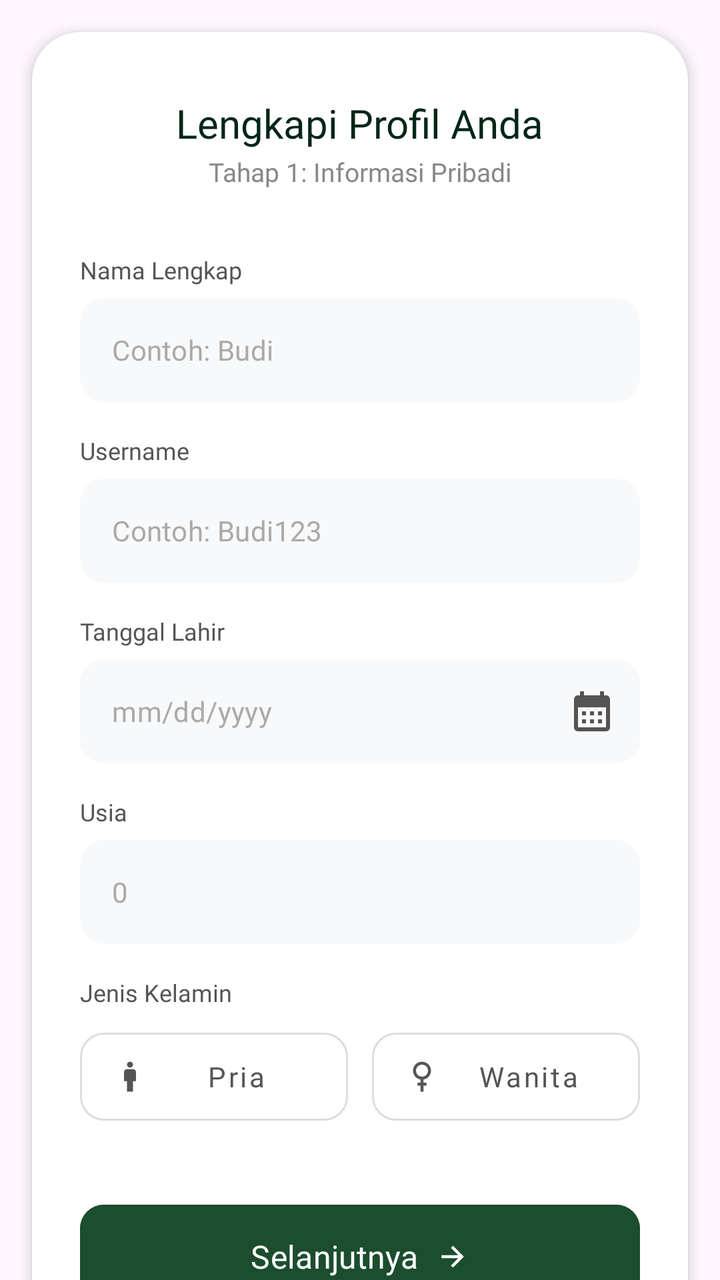
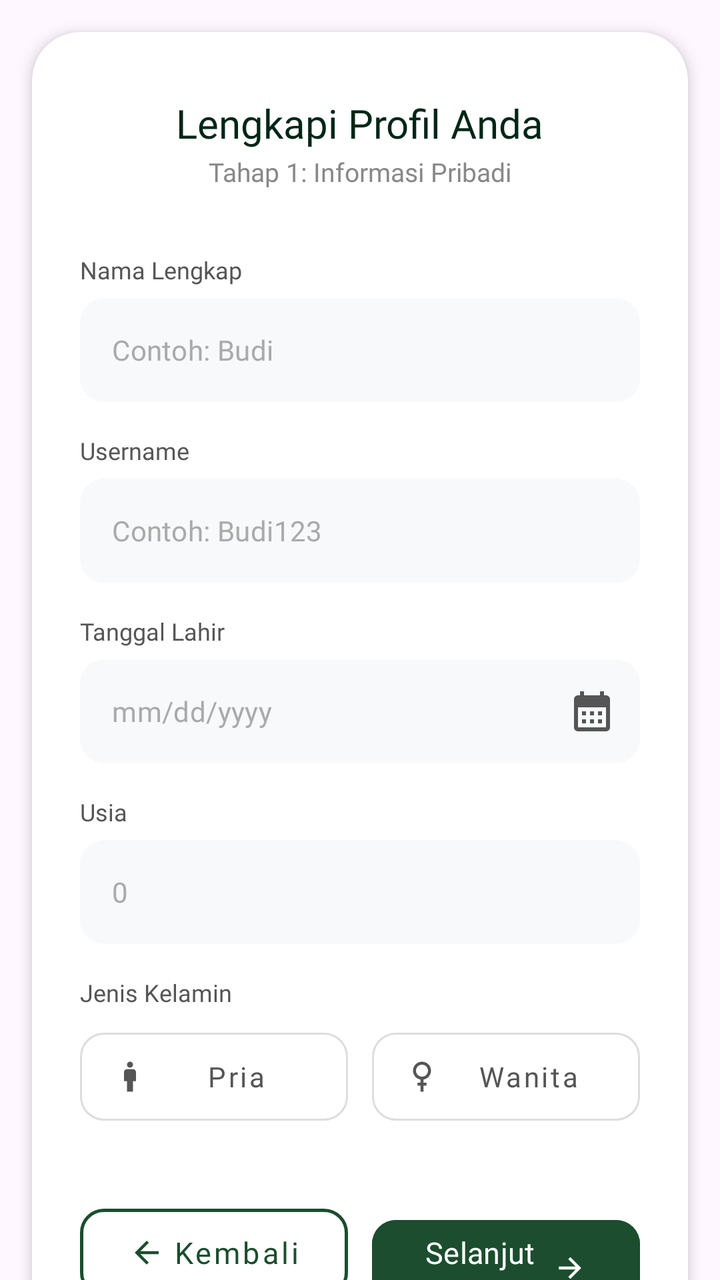

Screens rendered from an Android XML layout before and after an edit, with the pre-edit source and the edit as a unified diff.
<!-- AndroidManifest.xml: application theme Theme.Notasawit -->
<!-- res/layout/fragment_data_diri1.xml -->
<?xml version="1.0" encoding="utf-8"?>
<androidx.core.widget.NestedScrollView xmlns:android="http://schemas.android.com/apk/res/android"
    xmlns:app="http://schemas.android.com/apk/res-auto"
    xmlns:tools="http://schemas.android.com/tools"
    android:id="@+id/scrollView"
    android:layout_width="match_parent"
    android:layout_height="match_parent"
    android:fillViewport="true"
    android:fitsSystemWindows="true"
    tools:context=".Autentikasi.Daftar.DataDiri.DataDiri1Fragment">

    <androidx.cardview.widget.CardView
        android:layout_width="match_parent"
        android:layout_height="wrap_content"
        android:layout_margin="16dp"
        app:cardCornerRadius="24dp"
        app:cardElevation="4dp"
        app:cardBackgroundColor="#FFFFFF">

        <androidx.constraintlayout.widget.ConstraintLayout
            android:layout_width="match_parent"
            android:layout_height="wrap_content"
            android:paddingHorizontal="24dp"
            android:paddingVertical="32dp">

            <LinearLayout
                android:id="@+id/form_header"
                android:layout_width="match_parent"
                android:layout_height="wrap_content"
                android:orientation="vertical"
                android:gravity="center"
                app:layout_constraintEnd_toEndOf="parent"
                app:layout_constraintStart_toStartOf="parent"
                app:layout_constraintTop_toTopOf="parent">

                <TextView
                    android:layout_width="wrap_content"
                    android:layout_height="wrap_content"
                    android:fontFamily="@font/poppins_medium"
                    android:text="Lengkapi Profil Anda"
                    android:textColor="#002617"
                    android:textSize="20sp" />

                <TextView
                    android:layout_width="wrap_content"
                    android:layout_height="wrap_content"
                    android:fontFamily="@font/poppins_regular"
                    android:text="Tahap 1: Informasi Pribadi"
                    android:textColor="#888888"
                    android:textSize="13sp"
                    android:layout_marginTop="2dp" />
            </LinearLayout>

            
            <TextView
                android:id="@+id/tvLabelNamaDepan"
                android:layout_width="wrap_content"
                android:layout_height="wrap_content"
                android:layout_marginTop="32dp"
                android:text="Nama Lengkap"
                android:textColor="#555555"
                android:fontFamily="@font/poppins_regular"
                android:textSize="12sp"
                app:layout_constraintStart_toStartOf="parent"
                app:layout_constraintTop_toBottomOf="@+id/form_header" />

            <com.google.android.material.textfield.TextInputLayout
                android:id="@+id/NamaDepanLayout"
                style="@style/Widget.MaterialComponents.TextInputLayout.FilledBox"
                android:layout_width="match_parent"
                android:layout_height="wrap_content"
                android:layout_marginTop="6dp"
                app:boxBackgroundColor="#F8F9FA"
                app:boxStrokeWidth="0dp"
                app:boxStrokeWidthFocused="0dp"
                app:boxCornerRadiusTopStart="12dp"
                app:boxCornerRadiusTopEnd="12dp"
                app:boxCornerRadiusBottomStart="12dp"
                app:boxCornerRadiusBottomEnd="12dp"
                app:hintEnabled="false"
                app:layout_constraintTop_toBottomOf="@+id/tvLabelNamaDepan">

                <com.google.android.material.textfield.TextInputEditText
                    android:id="@+id/etNamaDepan"
                    android:layout_width="match_parent"
                    android:layout_height="52dp"
                    android:paddingVertical="0dp"
                    android:paddingHorizontal="16dp"
                    android:hint="Contoh: Budi"
                    android:textColorHint="#AAAAAA"
                    android:inputType="textPersonName"
                    android:fontFamily="@font/poppins_regular"
                    android:textSize="14sp"
                    android:textColor="#002617" />
            </com.google.android.material.textfield.TextInputLayout>

            
            <TextView
                android:id="@+id/tvLabelUsername"
                android:layout_width="wrap_content"
                android:layout_height="wrap_content"
                android:layout_marginTop="16dp"
                android:text="Username"
                android:textColor="#555555"
                android:fontFamily="@font/poppins_regular"
                android:textSize="12sp"
                app:layout_constraintStart_toStartOf="parent"
                app:layout_constraintTop_toBottomOf="@+id/NamaDepanLayout" />

            <com.google.android.material.textfield.TextInputLayout
                android:id="@+id/UsernameLayout"
                style="@style/Widget.MaterialComponents.TextInputLayout.FilledBox"
                android:layout_width="match_parent"
                android:layout_height="wrap_content"
                android:layout_marginTop="6dp"
                app:boxBackgroundColor="#F8F9FA"
                app:boxStrokeWidth="0dp"
                app:boxStrokeWidthFocused="0dp"
                app:boxCornerRadiusTopStart="12dp"
                app:boxCornerRadiusTopEnd="12dp"
                app:boxCornerRadiusBottomStart="12dp"
                app:boxCornerRadiusBottomEnd="12dp"
                app:hintEnabled="false"
                app:layout_constraintTop_toBottomOf="@+id/tvLabelUsername">

                <com.google.android.material.textfield.TextInputEditText
                    android:id="@+id/etUsername"
                    android:layout_width="match_parent"
                    android:layout_height="52dp"
                    android:paddingVertical="0dp"
                    android:paddingHorizontal="16dp"
                    android:hint="Contoh: Budi123"
                    android:textColorHint="#AAAAAA"
                    android:inputType="textPersonName"
                    android:fontFamily="@font/poppins_regular"
                    android:textSize="14sp"
                    android:textColor="#002617" />
            </com.google.android.material.textfield.TextInputLayout>

            
            <TextView
                android:id="@+id/tvLabelTanggalLahir"
                android:layout_width="wrap_content"
                android:layout_height="wrap_content"
                android:layout_marginTop="16dp"
                android:text="Tanggal Lahir"
                android:textColor="#555555"
                android:fontFamily="@font/poppins_regular"
                android:textSize="12sp"
                app:layout_constraintStart_toStartOf="parent"
                app:layout_constraintTop_toBottomOf="@+id/UsernameLayout" />

            <com.google.android.material.textfield.TextInputLayout
                android:id="@+id/TanggalLahirLayout"
                style="@style/Widget.MaterialComponents.TextInputLayout.FilledBox"
                android:layout_width="match_parent"
                android:layout_height="wrap_content"
                android:layout_marginTop="6dp"
                app:boxBackgroundColor="#F8F9FA"
                app:boxStrokeWidth="0dp"
                app:boxStrokeWidthFocused="0dp"
                app:boxCornerRadiusTopStart="12dp"
                app:boxCornerRadiusTopEnd="12dp"
                app:boxCornerRadiusBottomStart="12dp"
                app:boxCornerRadiusBottomEnd="12dp"
                app:hintEnabled="false"
                app:endIconDrawable="@drawable/ic_calendar_month"
                app:endIconMode="custom"
                app:endIconTint="#555555"
                app:layout_constraintTop_toBottomOf="@+id/tvLabelTanggalLahir">

                <com.google.android.material.textfield.TextInputEditText
                    android:id="@+id/etTanggalLahir"
                    android:layout_width="match_parent"
                    android:layout_height="52dp"
                    android:paddingVertical="0dp"
                    android:paddingHorizontal="16dp"
                    android:hint="mm/dd/yyyy"
                    android:textColorHint="#AAAAAA"
                    android:inputType="date"
                    android:focusable="false"
                    android:clickable="true"
                    android:cursorVisible="false"
                    android:fontFamily="@font/poppins_regular"
                    android:textSize="14sp"
                    android:textColor="#002617" />
            </com.google.android.material.textfield.TextInputLayout>

            
            <TextView
                android:id="@+id/tvLabelUsia"
                android:layout_width="wrap_content"
                android:layout_height="wrap_content"
                android:layout_marginTop="16dp"
                android:text="Usia"
                android:textColor="#555555"
                android:fontFamily="@font/poppins_regular"
                android:textSize="12sp"
                app:layout_constraintStart_toStartOf="parent"
                app:layout_constraintTop_toBottomOf="@+id/TanggalLahirLayout" />

            <com.google.android.material.textfield.TextInputLayout
                android:id="@+id/UsiaLayout"
                style="@style/Widget.MaterialComponents.TextInputLayout.FilledBox"
                android:layout_width="match_parent"
                android:layout_height="wrap_content"
                android:layout_marginTop="6dp"
                app:boxBackgroundColor="#F8F9FA"
                app:boxStrokeWidth="0dp"
                app:boxStrokeWidthFocused="0dp"
                app:boxCornerRadiusTopStart="12dp"
                app:boxCornerRadiusTopEnd="12dp"
                app:boxCornerRadiusBottomStart="12dp"
                app:boxCornerRadiusBottomEnd="12dp"
                app:hintEnabled="false"
                app:layout_constraintTop_toBottomOf="@+id/tvLabelUsia">

                <com.google.android.material.textfield.TextInputEditText
                    android:id="@+id/etUsia"
                    android:layout_width="match_parent"
                    android:layout_height="52dp"
                    android:paddingVertical="0dp"
                    android:paddingHorizontal="16dp"
                    android:hint="0"
                    android:textColorHint="#AAAAAA"
                    android:inputType="number"
                    android:fontFamily="@font/poppins_regular"
                    android:textSize="14sp"
                    android:textColor="#002617" />
            </com.google.android.material.textfield.TextInputLayout>

            
            <TextView
                android:id="@+id/tvLabelJenisKelamin"
                android:layout_width="wrap_content"
                android:layout_height="wrap_content"
                android:layout_marginTop="16dp"
                android:text="Jenis Kelamin"
                android:textColor="#555555"
                android:fontFamily="@font/poppins_regular"
                android:textSize="12sp"
                app:layout_constraintStart_toStartOf="parent"
                app:layout_constraintTop_toBottomOf="@+id/UsiaLayout" />

            <LinearLayout
                android:id="@+id/containerJenisKelamin"
                android:layout_width="match_parent"
                android:layout_height="wrap_content"
                android:orientation="horizontal"
                android:layout_marginTop="6dp"
                app:layout_constraintTop_toBottomOf="@+id/tvLabelJenisKelamin">

                <com.google.android.material.button.MaterialButton
                    android:id="@+id/btnPria"
                    style="@style/Widget.MaterialComponents.Button.OutlinedButton"
                    android:layout_width="0dp"
                    android:layout_height="56dp"
                    android:layout_weight="1"
                    android:layout_marginEnd="6dp"
                    android:text="Pria"
                    android:fontFamily="@font/poppins_medium"
                    android:textAllCaps="false"
                    android:textColor="#555555"
                    app:iconTint="#555555"
                    app:icon="@drawable/ic_man"
                    app:strokeColor="#DDDDDD"
                    app:cornerRadius="12dp" />

                <com.google.android.material.button.MaterialButton
                    android:id="@+id/btnWanita"
                    style="@style/Widget.MaterialComponents.Button.OutlinedButton"
                    android:layout_width="0dp"
                    android:layout_height="56dp"
                    android:layout_weight="1"
                    android:layout_marginStart="6dp"
                    android:text="Wanita"
                    android:fontFamily="@font/poppins_medium"
                    android:textAllCaps="false"
                    android:textColor="#555555"
                    app:iconTint="#555555"
                    app:icon="@drawable/ic_woman"
                    app:strokeColor="#DDDDDD"
                    app:cornerRadius="12dp" />
            </LinearLayout>

            

            <com.google.android.material.button.MaterialButton
                android:id="@+id/btnNext"
                android:layout_width="match_parent"
                android:layout_height="60dp"
                android:layout_marginTop="32dp"
                android:layout_marginBottom="16dp"
                android:backgroundTint="#1B4D2E"
                android:text="Selanjutnya"
                android:textAllCaps="false"
                android:fontFamily="@font/poppins_semibold"
                android:textSize="16sp"
                app:cornerRadius="12dp"
                app:icon="@drawable/ic_arrow_right"
                app:iconGravity="textEnd"
                app:layout_constraintEnd_toEndOf="parent"
                app:layout_constraintStart_toStartOf="parent"
                app:layout_constraintTop_toBottomOf="@+id/containerJenisKelamin" />

            <LinearLayout
                android:id="@+id/tvSecure"
                android:layout_width="match_parent"
                android:layout_height="wrap_content"
                android:gravity="center"
                android:orientation="horizontal"
                android:layout_marginTop="16dp"
                app:layout_constraintTop_toBottomOf="@+id/btnNext">
                <ImageView
                    android:layout_width="14dp"
                    android:layout_height="14dp"
                    android:src="@drawable/ic_shield"
                    app:tint="#888888" />
                <TextView
                    android:layout_width="wrap_content"
                    android:layout_height="wrap_content"
                    android:layout_marginStart="6dp"
                    android:text="Data Anda aman bersama kami"
                    android:fontFamily="@font/poppins_regular"
                    android:textSize="12sp"
                    android:textColor="#888888" />
            </LinearLayout>

        </androidx.constraintlayout.widget.ConstraintLayout>
    </androidx.cardview.widget.CardView>
</androidx.core.widget.NestedScrollView>
<!-- resources referenced by this layout -->
<resources>
  <!-- drawable ic_arrow_right (drawable) -->
  <vector xmlns:android="http://schemas.android.com/apk/res/android"
      android:width="24dp"
      android:height="24dp"
      android:viewportWidth="24.0"
      android:viewportHeight="24.0">
      <path
          android:fillColor="#FF000000"
          android:pathData="M5,13l11.17,0l-4.88,4.88l1.41,1.41l7.3,-7.29l-7.3,-7.29l-1.41,1.41l4.88,4.88l-11.17,0z"/>
  </vector>
  <!-- drawable ic_calendar_month (drawable) -->
  <vector xmlns:android="http://schemas.android.com/apk/res/android" android:height="24dp" android:tint="#002617" android:viewportHeight="24" android:viewportWidth="24" android:width="24dp">
        
      <path android:fillColor="@android:color/white" android:pathData="M19,4h-1V2h-2v2H8V2H6v2H5C3.89,4 3.01,4.9 3.01,6L3,20c0,1.1 0.89,2 2,2h14c1.1,0 2,-0.9 2,-2V6C21,4.9 20.1,4 19,4zM19,20H5V10h14V20zM9,14H7v-2h2V14zM13,14h-2v-2h2V14zM17,14h-2v-2h2V14zM9,18H7v-2h2V18zM13,18h-2v-2h2V18zM17,18h-2v-2h2V18z"/>
      
  </vector>
  <!-- drawable ic_man (drawable) -->
  <vector xmlns:android="http://schemas.android.com/apk/res/android" android:height="24dp" android:tint="#002617" android:viewportHeight="960" android:viewportWidth="960" android:width="24dp">
        
      <path android:fillColor="@android:color/white" android:pathData="M400,880L400,600L320,600L320,360Q320,327 343.5,303.5Q367,280 400,280L560,280Q593,280 616.5,303.5Q640,327 640,360L640,600L560,600L560,880L400,880ZM480,240Q447,240 423.5,216.5Q400,193 400,160Q400,127 423.5,103.5Q447,80 480,80Q513,80 536.5,103.5Q560,127 560,160Q560,193 536.5,216.5Q513,240 480,240Z"/>
      
  </vector>
  <!-- drawable ic_shield (drawable) -->
  <vector xmlns:android="http://schemas.android.com/apk/res/android"
      android:width="24dp"
      android:height="24dp"
      android:viewportWidth="24.0"
      android:viewportHeight="24.0">
      <path
          android:fillColor="#FF000000"
          android:pathData="M12,1L3,5v6c0,5.55 3.84,10.74 9,12c5.16,-1.26 9,-6.45 9,-12V5L12,1zM12,11.99h7c-0.53,4.12 -3.28,7.79 -7,8.94V12H5V6.3l7,-3.11V11.99z"/>
  </vector>
  <!-- drawable ic_woman (drawable) -->
  <vector xmlns:android="http://schemas.android.com/apk/res/android"
      android:width="24dp"
      android:height="24dp"
      android:viewportWidth="24.0"
      android:viewportHeight="24.0">
      <path
          android:fillColor="#FF000000"
          android:pathData="M12,2C8.69,2 6,4.69 6,8c0,2.97 2.16,5.44 5,5.92V16H9v2h2v4h2v-4h2v-2h-2v-2.08c2.84,-0.48 5,-2.95 5,-5.92C18,4.69 15.31,2 12,2zM12,12c-2.21,0 -4,-1.79 -4,-4s1.79,-4 4,-4 4,1.79 4,4 -1.79,4 -4,4z"/>
  </vector>
  <style name="Theme.Notasawit" parent="Base.Theme.Notasawit" />
  <style name="Base.Theme.Notasawit" parent="Theme.Material3.Light.NoActionBar">
          
          <item name="colorPrimary">@color/primary</item>
          <item name="colorSecondary">@color/secondary</item>
          <item name="colorTertiary">@color/tertiary</item>
          <item name="android:statusBarColor">@color/white</item>
          <item name="android:windowLightStatusBar">true</item>
          
          <item name="elevationOverlayEnabled">false</item>
          <item name="colorSurface">@color/white</item>
          
          <item name="colorControlNormal">@color/tertiary</item>
          <item name="colorControlActivated">@color/primary</item>
      </style>
  <color name="primary">#1B4D2E</color>
  <color name="secondary">#D4AF37</color>
  <color name="tertiary">#002617</color>
  <color name="white">#FFFFFFFF</color>
</resources>

<!-- the commit's change to res/layout/fragment_data_diri1.xml (unified diff, before → after) -->
@@ -285,23 +285,53 @@
 
             
 
-            <com.google.android.material.button.MaterialButton
-                android:id="@+id/btnNext"
-                android:layout_width="match_parent"
-                android:layout_height="60dp"
+            <LinearLayout
+                android:id="@+id/layoutActionButtons"
+                android:layout_width="match_parent"
+                android:layout_height="wrap_content"
+                android:orientation="horizontal"
                 android:layout_marginTop="32dp"
                 android:layout_marginBottom="16dp"
-                android:backgroundTint="#1B4D2E"
-                android:text="Selanjutnya"
-                android:textAllCaps="false"
-                android:fontFamily="@font/poppins_semibold"
-                android:textSize="16sp"
-                app:cornerRadius="12dp"
-                app:icon="@drawable/ic_arrow_right"
-                app:iconGravity="textEnd"
-                app:layout_constraintEnd_toEndOf="parent"
-                app:layout_constraintStart_toStartOf="parent"
-                app:layout_constraintTop_toBottomOf="@+id/containerJenisKelamin" />
+                app:layout_constraintTop_toBottomOf="@+id/containerJenisKelamin"
+                app:layout_constraintStart_toStartOf="parent"
+                app:layout_constraintEnd_toEndOf="parent">
+
+                <com.google.android.material.button.MaterialButton
+                    android:id="@+id/btnBack"
+                    style="@style/Widget.MaterialComponents.Button.OutlinedButton"
+                    android:layout_width="0dp"
+                    android:layout_height="56dp"
+                    android:layout_weight="1"
+                    android:layout_marginEnd="6dp"
+                    android:text="Kembali"
+                    android:textAllCaps="false"
+                    android:fontFamily="@font/poppins_semibold"
+                    android:textColor="#1B4D2E"
+                    android:textSize="15sp"
+                    app:cornerRadius="12dp"
+                    app:strokeColor="#1B4D2E"
+                    app:strokeWidth="1.5dp"
+                    app:icon="@drawable/ic_arrow_back"
+                    app:iconGravity="textStart"
+                    app:iconTint="#1B4D2E" />
+
+                <com.google.android.material.button.MaterialButton
+                    android:id="@+id/btnNext"
+                    android:layout_width="0dp"
+                    android:layout_height="56dp"
+                    android:layout_weight="1"
+                    android:layout_marginStart="6dp"
+                    android:backgroundTint="#1B4D2E"
+                    android:text="Selanjutnya"
+                    android:textAllCaps="false"
+                    android:fontFamily="@font/poppins_semibold"
+                    android:textColor="#FFFFFF"
+                    android:textSize="15sp"
+                    app:cornerRadius="12dp"
+                    app:icon="@drawable/ic_arrow_right"
+                    app:iconGravity="textEnd"
+                    app:iconTint="#FFFFFF" />
+            </LinearLayout>
 
             <LinearLayout
                 android:id="@+id/tvSecure"
@@ -310,7 +340,7 @@
                 android:gravity="center"
                 android:orientation="horizontal"
                 android:layout_marginTop="16dp"
-                app:layout_constraintTop_toBottomOf="@+id/btnNext">
+                app:layout_constraintTop_toBottomOf="@+id/layoutActionButtons">
                 <ImageView
                     android:layout_width="14dp"
                     android:layout_height="14dp"
<!-- resource entries referenced after the edit -->
@@ -1,5 +1,16 @@
 <!-- resources referenced by this layout -->
 <resources>
+  <!-- drawable ic_arrow_back (drawable) -->
+  <vector xmlns:android="http://schemas.android.com/apk/res/android"
+      android:width="24dp"
+      android:height="24dp"
+      android:viewportWidth="24.0"
+      android:viewportHeight="24.0"
+      android:autoMirrored="true">
+      <path
+          android:fillColor="#FF000000"
+          android:pathData="M20,11H7.83l5.59,-5.59L12,4l-8,8 8,8 1.41,-1.41L7.83,13H20v-2z"/>
+  </vector>
   <!-- drawable ic_arrow_right (drawable) -->
   <vector xmlns:android="http://schemas.android.com/apk/res/android"
       android:width="24dp"
